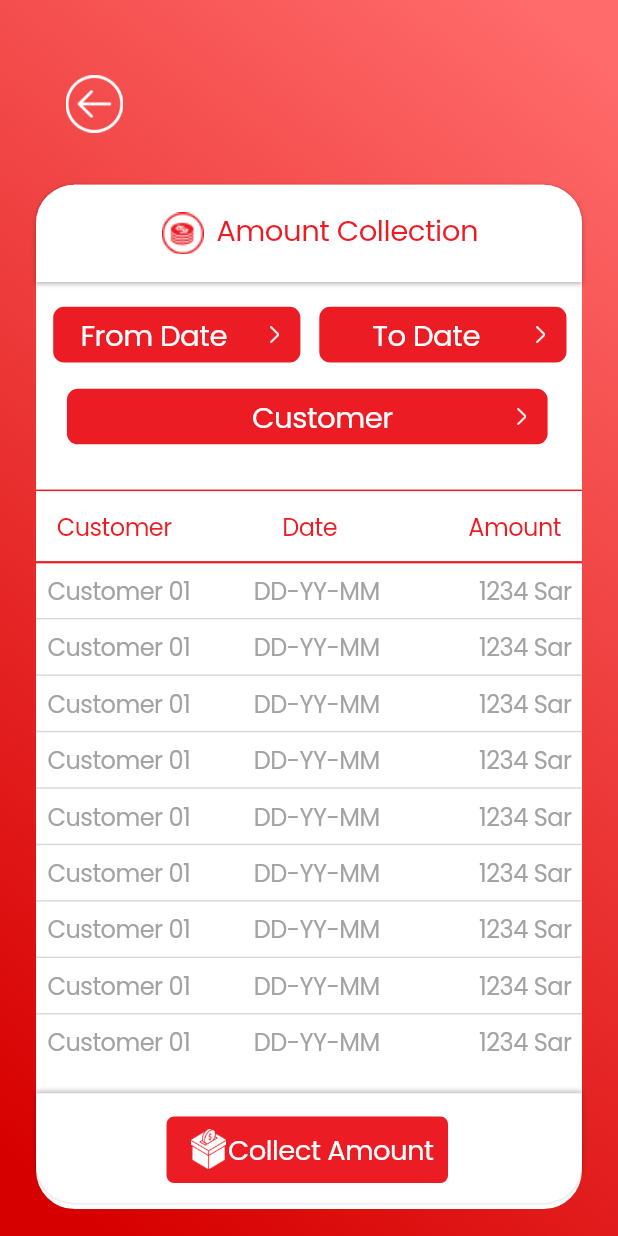
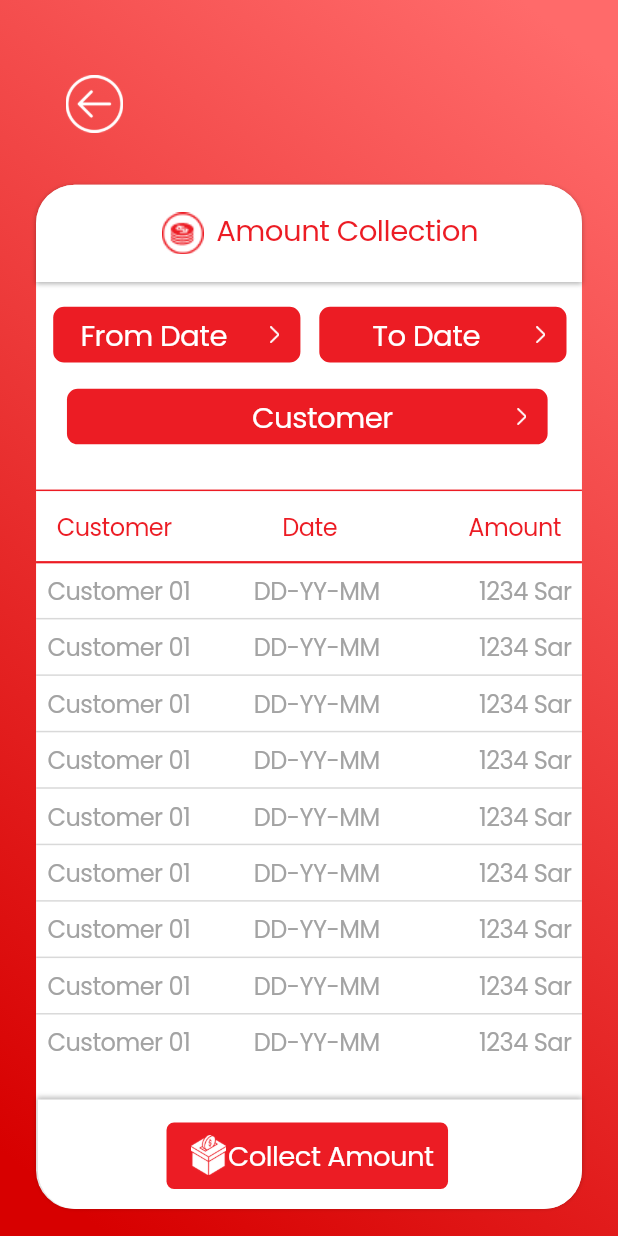
Before and after one commit to rootsystechnologies/EasyCardManageApp, a Flutter app: the AmountCollection screen opened directly, on a phone screen of 412 x 824 dp. Run offline on Flutter 3.47's test engine with Material 2 defaults, Android fonts, the phone set to English and light mode, and no system bars; our stand-ins replace dotted_border, expansion_tile_card, flutter_screenutil, flutter_svg, google_fonts.

Commit message:
amount collection section almost

```diff
--- a/lib/Ui/amountcollection.dart
+++ b/lib/Ui/amountcollection.dart
@@ -56,6 +56,8 @@ class _AmountCollectionState extends State<AmountCollection> {
                       SizedBox(
                         height: 26.h,
                       ),
+                      Stack(
+                        children: [
                           Container(
                             margin: EdgeInsets.only(left: 21.w, right: 21.w),
                             width: 337.w,
@@ -64,6 +66,7 @@ class _AmountCollectionState extends State<AmountCollection> {
                               color: Colors.white,
                               borderRadius: BorderRadius.circular(25.r),
                             ),
+                            child: SingleChildScrollView(
                               child: Column(
                                 children: [
                                   Container(
@@ -488,7 +491,12 @@ class _AmountCollectionState extends State<AmountCollection> {
                                   SizedBox(
                                     height: 18.h,
                                   ),
-                            Container(
+
+                                ],
+                              ),
+                            ),
+                          ),  Positioned(top: 592.h,left: 22.w,right: 21.w,
+                            child: Container(
                               width: 337.w,
                               height: 71.h,
                               decoration: BoxDecoration(
@@ -505,7 +513,7 @@ class _AmountCollectionState extends State<AmountCollection> {
                                       bottomRight: Radius.circular(25.r))),
                               child: Padding(
                                 padding: EdgeInsets.only(
-                                    left: 76.w,
+                                    left: 75.w,
                                     right: 78.w,
                                     top: 15.h,
                                     bottom: 13.h),
@@ -540,9 +548,9 @@ class _AmountCollectionState extends State<AmountCollection> {
                                   ),
                                 ),
                               ),
+                            ),
                           )
                         ],
-                        ),
                       ),
                     ]))));
   }
```
Lines whose indentation alone changed are shown as unchanged.
